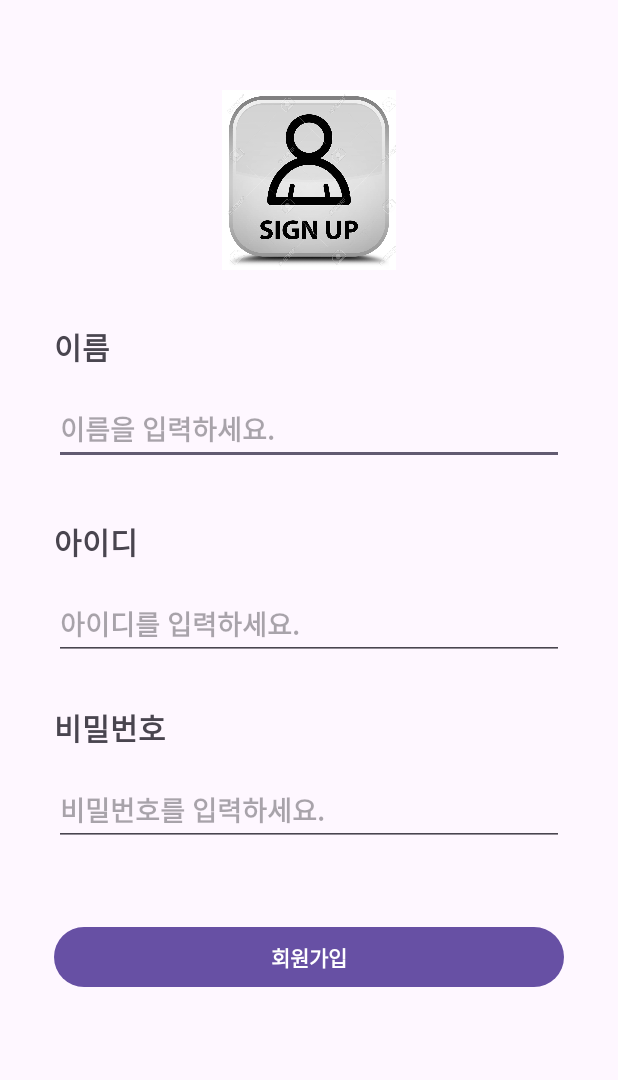
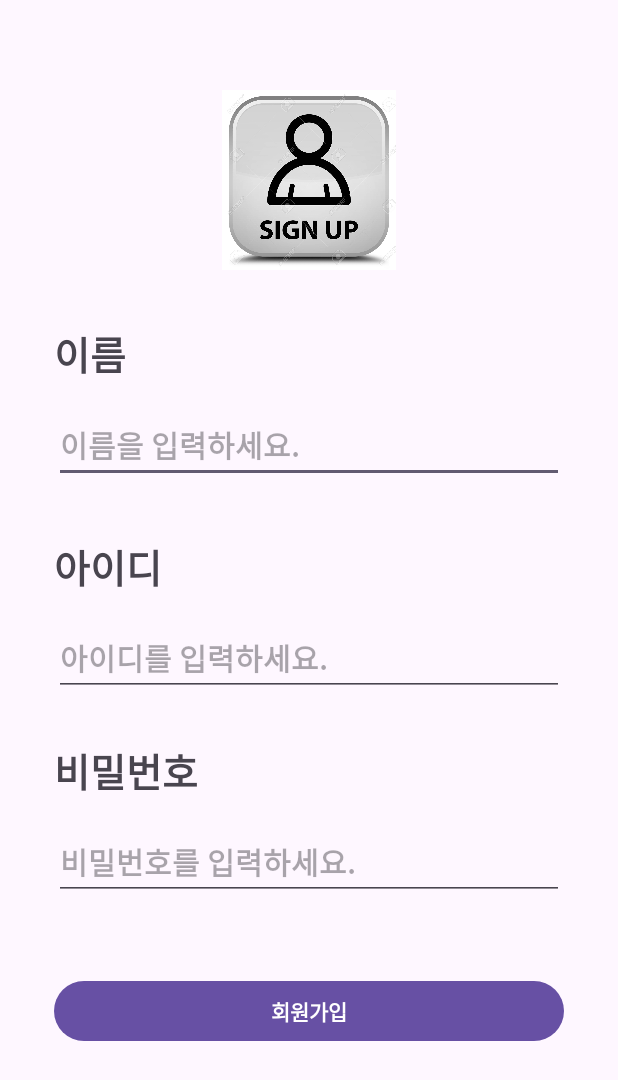
Before and after one commit to dlho1222/Sparta-Week4-Introduce, an Android app: the SignUpActivity screen opened directly, with no data from a screen before it, on a phone screen of 412 x 824 dp. Shown: the top 1080 px of the screen. Run offline under Robolectric (Android 15) with nearby library versions, the phone set to English and light mode, and no system bars.

Commit message:
style 정리

```diff
--- a/app/src/main/res/layout/activity_sign_up.xml
+++ b/app/src/main/res/layout/activity_sign_up.xml
@@ -4,15 +4,15 @@
     xmlns:tools="http://schemas.android.com/tools"
     android:layout_width="match_parent"
     android:layout_height="match_parent"
-    tools:context=".SignUpActivity"
-    android:padding="36dp">
+    android:padding="36dp"
+    tools:context=".SignUpActivity">
 
 
     <ImageView
-        android:layout_marginTop="24dp"
         android:id="@+id/iv_MainLogo"
         android:layout_width="200dp"
         android:layout_height="120dp"
+        android:layout_marginTop="24dp"
         android:src="@drawable/signup"
         app:layout_constraintEnd_toEndOf="parent"
         app:layout_constraintStart_toStartOf="parent"
@@ -20,75 +20,67 @@
 
     <TextView
         android:id="@+id/tv_Name_Title"
+        style="@style/TextStyle"
         android:layout_width="0dp"
         android:layout_height="wrap_content"
         android:layout_marginTop="36dp"
-        android:gravity="start"
         android:text="@string/signUpNameTitle"
-        android:textSize="20sp"
-        android:textStyle="bold"
         app:layout_constraintEnd_toEndOf="parent"
         app:layout_constraintStart_toStartOf="parent"
         app:layout_constraintTop_toBottomOf="@id/iv_MainLogo" />
 
     <EditText
         android:id="@+id/et_Name"
+        style="@style/EditTextStyle"
         android:layout_width="0dp"
         android:layout_height="wrap_content"
-        android:layout_marginTop="16dp"
         android:hint="@string/signUpNameHint"
-        android:textStyle="bold"
         app:layout_constraintEnd_toEndOf="parent"
         app:layout_constraintStart_toStartOf="parent"
         app:layout_constraintTop_toBottomOf="@id/tv_Name_Title" />
 
 
-
     <TextView
         android:id="@+id/tv_Id_Title"
+        style="@style/TextStyle"
         android:layout_width="0dp"
         android:layout_height="wrap_content"
         android:layout_marginTop="36dp"
         android:gravity="start"
         android:text="@string/IdTitle"
-        android:textSize="20sp"
-        android:textStyle="bold"
         app:layout_constraintEnd_toEndOf="parent"
         app:layout_constraintStart_toStartOf="parent"
-        app:layout_constraintTop_toBottomOf="@id/et_Name"
-         />
+        app:layout_constraintTop_toBottomOf="@id/et_Name" />
 
     <EditText
         android:id="@+id/et_Id"
+        style="@style/EditTextStyle"
         android:layout_width="0dp"
         android:layout_height="wrap_content"
-        android:layout_marginTop="16dp"
         android:hint="@string/IdHint"
-        android:textStyle="bold"
+
         app:layout_constraintEnd_toEndOf="parent"
         app:layout_constraintStart_toStartOf="parent"
         app:layout_constraintTop_toBottomOf="@id/tv_Id_Title" />
 
     <TextView
         android:id="@+id/tv_Password_Title"
+        style="@style/TextStyle"
         android:layout_width="0dp"
         android:layout_height="wrap_content"
         android:layout_marginTop="30dp"
         android:gravity="start"
         android:text="@string/PasswordTitle"
-        android:textSize="20sp"
-        android:textStyle="bold"
         app:layout_constraintEnd_toEndOf="parent"
         app:layout_constraintStart_toStartOf="parent"
         app:layout_constraintTop_toBottomOf="@id/et_Id" />
 
     <EditText
         android:id="@+id/et_Password"
+        style="@style/EditTextStyle"
         android:layout_width="0dp"
         android:layout_height="wrap_content"
-        android:layout_marginTop="16dp"
         android:hint="@string/PasswordHint"
-        android:textStyle="bold"
         app:layout_constraintEnd_toEndOf="parent"
         app:layout_constraintStart_toStartOf="parent"
         app:layout_constraintTop_toBottomOf="@id/tv_Password_Title" />
@@ -103,9 +95,7 @@
         app:layout_constraintEnd_toEndOf="parent"
         app:layout_constraintStart_toStartOf="parent"
         app:layout_constraintTop_toBottomOf="@id/et_Password"
-        app:layout_goneMarginTop="16dp"
-        />
-
+        app:layout_goneMarginTop="16dp" />
 
 
 </androidx.constraintlayout.widget.ConstraintLayout>
--- /dev/null
+++ b/app/src/main/res/values/styles.xml
@@ -0,0 +1,12 @@
+<?xml version="1.0" encoding="utf-8"?>
+<resources>
+   <style name="TextStyle">
+       <item name="android:textSize">26sp</item>
+       <item name="android:textStyle">bold</item>
+   </style>
+    <style name="EditTextStyle">
+        <item name="android:textSize">20sp</item>
+        <item name="android:layout_marginTop">16dp</item>
+        <item name="android:textStyle">bold</item>
+    </style>
+</resources>
```
Also changed, not shown: app/src/main/res/layout/activity_home.xml (+4 -8 lines), app/src/main/res/layout/activity_signin.xml (+5 -8 lines).
